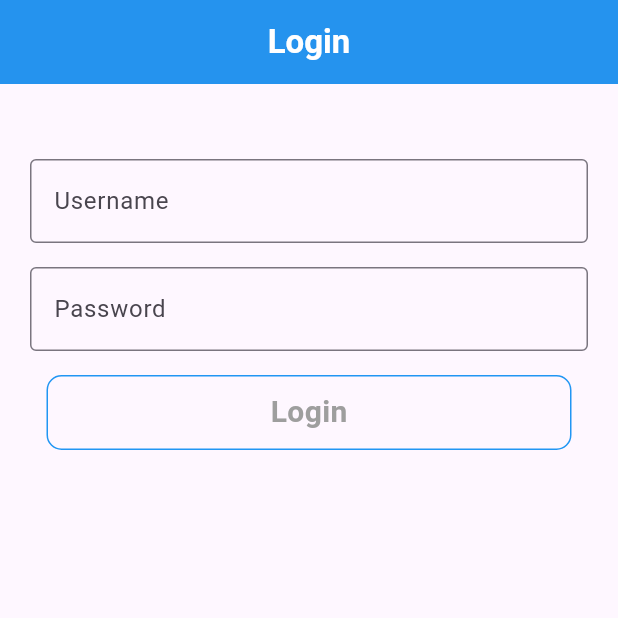
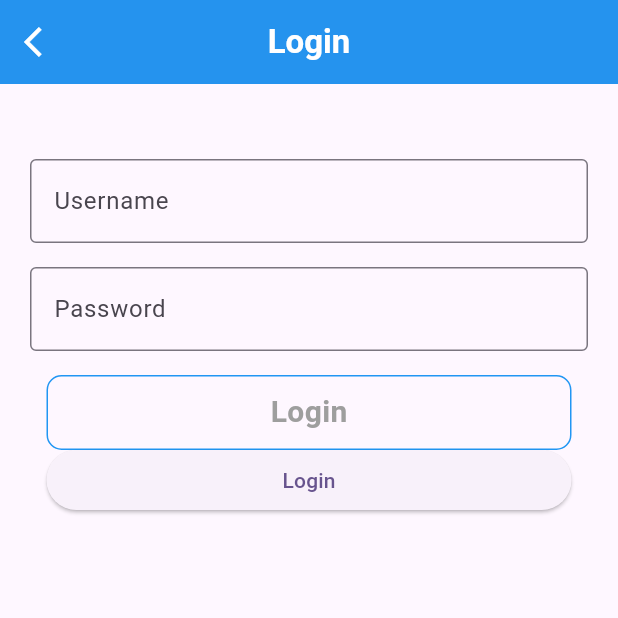
Before and after one commit to Chimezie-tech/simple_ui_local_auth, a Flutter app: the LoginPage screen opened directly, on a phone screen of 412 x 824 dp, the top half of it. Run offline on Flutter 3.47's test engine with Material 3 defaults, Android fonts, the phone set to English and light mode, and no system bars; our stand-ins replace shared_preferences; accounts and stored records are empty.

```diff
--- a/lib/login.dart
+++ b/lib/login.dart
@@ -11,6 +11,9 @@ class LoginPage extends StatefulWidget {
 }
 
 class _LoginPageState extends State<LoginPage> {
+
+  final _formKey = GlobalKey<FormState>();
+
   final getname = TextEditingController();
   final getpassword = TextEditingController();
 
@@ -49,15 +52,15 @@ class _LoginPageState extends State<LoginPage> {
       child: Scaffold(
           appBar: AppBar(
             automaticallyImplyLeading: false,
-            // leading: GestureDetector(
-            //   onTap: () {
-            //     print('This user is not going anywhere');
-            //   },
-            //   child: Icon(
-            //     Icons.arrow,
-            //     color: Colors.white,
-            //   ),
-            // ),
+            leading: GestureDetector(
+              onTap: () {
+                print('This user is not going anywhere');
+              },
+              child: Icon(
+                Icons.arrow_back_ios,
+                color: Colors.white,
+              ),
+            ),
             backgroundColor: Colors.blue,
             elevation: 1,
             centerTitle: true,
@@ -71,23 +74,41 @@ class _LoginPageState extends State<LoginPage> {
           ),
           body: Padding(
             padding: EdgeInsets.fromLTRB(20, 50, 20, 20),
+            child: Form(
+              key: _formKey,
               child: Center(
                 child: Column(
                   children: [
-                  TextField(
+                    TextFormField(
                       controller: getname,
                       decoration: InputDecoration(
                         labelText: 'Username',
                         border: OutlineInputBorder(),
                       ),
+                      validator: (value) {
+                        if(value!.isEmpty){
+                          return 'Please enter your username';
+                        }return null;
+                      },
                     ),
+
                     SizedBox(height: 16),
-                  TextField(
+
+                    TextFormField(
                       controller: getpassword,
                       decoration: InputDecoration(
                         labelText: 'Password',
                         border: OutlineInputBorder(),
                       ),
+                      validator: (value) {
+                        if(value!.isEmpty){
+                          return 'Please insert your password';
+                        }
+                        if(value.length < 6){
+                          return 'Password must be at least 6 characters long';
+                        }
+                        return null;
+                      },
                     ),
                     SizedBox(height: 16),
                     GestureDetector(
@@ -116,17 +137,18 @@ class _LoginPageState extends State<LoginPage> {
                         ),
                       ),
                     ),
-                  // Container(
-                  //   width: 350,
-                  //   height: 40,
-                  //   child: ElevatedButton(
-                  //     onPressed: () {
-                  //       print('Login clicked');
-                  //     },
-                  //     child: const Text('Login'),
-                  //   ),
-                  // )
+                    Container(
+                      width: 350,
+                      height: 40,
+                      child: ElevatedButton(
+                        onPressed: () {
+                          print('Login clicked');
+                        },
+                        child: const Text('Login'),
+                      ),
+                    )
                   ],
+                ),
               ),
             ),
           )),
--- a/lib/screens/home.dart
+++ b/lib/screens/home.dart
@@ -1,5 +1,6 @@
 import 'package:flutter/material.dart';
 import 'package:my_app/login.dart';
+import 'package:my_app/register.dart';
 import 'package:my_app/transfer.dart';
 import 'package:shared_preferences/shared_preferences.dart';
 
@@ -34,7 +35,7 @@ class _HomeState extends State<Home> {
     await prefs.clear();
 
     Navigator.push(
-        context, MaterialPageRoute(builder: (context) => LoginPage()));
+        context, MaterialPageRoute(builder: (context) => RegisterPage()));
   }
 
   @override
```
Also changed, not shown: lib/register.dart (+1 -7 lines), pubspec.lock. Lines whose indentation alone changed are shown as unchanged.
